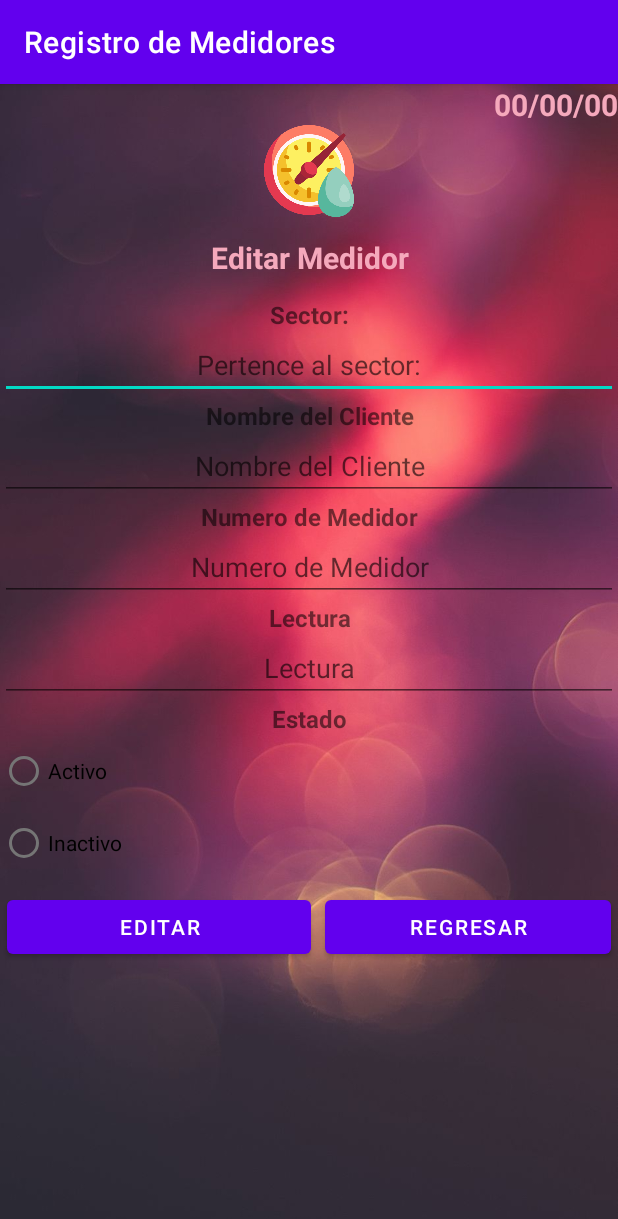
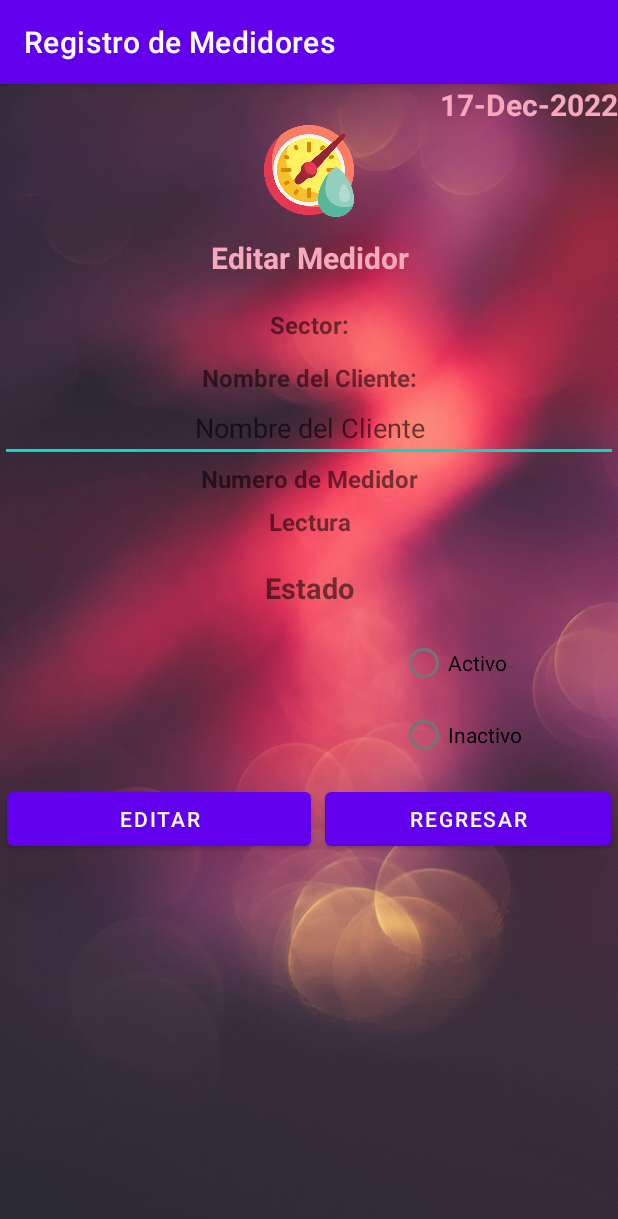
Before and after one commit to bernalqz/PCM_JZQ_BQZ, an Android app: the EditarMedidorActivity screen opened directly, with no data from a screen before it, on a phone screen of 412 x 824 dp. Shown: the top 1219 px of the screen. Run offline under Robolectric (Android 15) with nearby library versions, the light colour scheme and no system bars; libraries missing offline, so code that uses them is left out: io.realm; 1 statement that could not run was skipped.

Commit message:
Detalles pequenios

```diff
--- a/app/src/main/java/com/example/pcm_jzq_bqz/Clases/cMedidorServicio.java
+++ b/app/src/main/java/com/example/pcm_jzq_bqz/Clases/cMedidorServicio.java
@@ -109,7 +109,7 @@ public class cMedidorServicio {
         }
     }
     //----------------------------------------------------------------------------------------------
-    public boolean fn_ActualizarMedidor(int _CodigoMedidor, String _Nombre,int _Lectura, String _Estado )
+    public boolean fn_ActualizarMedidor(int _CodigoMedidor, String _Nombre, String _Estado )
     {
         try
         {
@@ -118,7 +118,6 @@ public class cMedidorServicio {
             {
                 mRealm.beginTransaction();
                 mMedidor.setNombreCliente(_Nombre);
-                mMedidor.setLectura(_Lectura);
                 mMedidor.setEstado(_Estado);
                 mRealm.commitTransaction();
                 return true;
--- a/app/src/main/java/com/example/pcm_jzq_bqz/Clases/cSectorServicio.java
+++ b/app/src/main/java/com/example/pcm_jzq_bqz/Clases/cSectorServicio.java
@@ -41,6 +41,8 @@ public class cSectorServicio {
         cSector mSector = mRealm.where(cSector.class).equalTo("CodigoSector",_Codigo).findFirst();
         return mSector;
     }
+
+
     //----------------------------------------------------------------------------------------------
     public boolean fn_AgregarSector(String _Nombre, String _Canton)
     {
--- a/app/src/main/java/com/example/pcm_jzq_bqz/EditarMedidorActivity.java
+++ b/app/src/main/java/com/example/pcm_jzq_bqz/EditarMedidorActivity.java
@@ -11,8 +11,13 @@ import android.widget.Toast;
 
 import com.example.pcm_jzq_bqz.Clases.cMedidor;
 import com.example.pcm_jzq_bqz.Clases.cMedidorServicio;
+import com.example.pcm_jzq_bqz.Clases.cSector;
+import com.example.pcm_jzq_bqz.Clases.cSectorServicio;
 
+import java.text.SimpleDateFormat;
 import java.util.Calendar;
+import java.util.Date;
+import java.util.Locale;
 
 import io.realm.Realm;
 
@@ -21,10 +26,14 @@ public class EditarMedidorActivity extends AppCompatActivity {
     //------------------------------------- VARIABLES GLOBALES -------------------------------------
     cMedidor mMedidor;
     cMedidorServicio mServicioMedidor = new cMedidorServicio(Realm.getDefaultInstance());
-    EditText mNombre, mNumeroMedidor, mLectura, mSector;
-    TextView mFecha;
+
+    //cSector moSector;
+    //cSectorServicio mServicioSector = new cSectorServicio(Realm.getDefaultInstance());
+
+    EditText mNombre;
+    TextView mFecha,mSector,mNumeroMedidor, mLectura, mNombreSector;
     String mEstado;
-    int Dia, Mes, Year, mCodigoMedidor;
+    int Dia, Mes, Year, mCodigoMedidor,sector;
     RadioButton mActivo, mInactivo;
     //----------------------------------------------------------------------------------------------
     @Override
@@ -33,12 +42,15 @@ public class EditarMedidorActivity extends AppCompatActivity {
         setContentView(R.layout.activity_editar_medidor);
 
         //
-        mSector = findViewById(R.id.txteMedidorSector);
+        mSector = findViewById(R.id.tvSectorMedidor);
+        //mNombreSector = findViewById(R.id.tvNombreSectorMedidor);
         mNombre = findViewById(R.id.txteMedidorDuenio);
-        mNumeroMedidor = findViewById(R.id.txteMedidorNumero);
-        mLectura = findViewById(R.id.txteMedidorLectura);
+        mNumeroMedidor = findViewById(R.id.tvNumeroMedidor);
+        mLectura = findViewById(R.id.tvLecturaMedidor);
         mActivo = findViewById(R.id.rbeMedidorActivo);
         mInactivo = findViewById(R.id.rbeMedidorInactivo);
+        mFecha = findViewById(R.id.tveFecha);
+        mFecha.setText(getFecha());
         LeerPutExtra();
         //
     }
@@ -60,10 +72,14 @@ public class EditarMedidorActivity extends AppCompatActivity {
             mCodigoMedidor = mBundle.getInt("CodigoMedidor", 0);
             mMedidor = mServicioMedidor.fn_BuscarMedidorPorCodigo(mCodigoMedidor);
             //Cargar Datos//
-            mNumeroMedidor.setText(Integer.toString(mMedidor.getCodigoMedidor()));
-            mSector.setText(Integer.toString(mMedidor.getCodigoSector()));
+
+            mSector.setText("Sector: "+mMedidor.getCodigoSector());
+
+            //moSector=mServicioSector.fn_BuscarSectorPorCodigo(mSector);
+            //mNombreSector.setText("Sector: "+moSector.getNombre().toString());
             mNombre.setText(mMedidor.getNombreCliente());
-            mLectura.setText(Integer.toString(mMedidor.getLectura()));
+            mNumeroMedidor.setText("Numero de Medidor: "+Integer.toString(mMedidor.getCodigoMedidor()));
+            mLectura.setText("Lectura Actual: "+Integer.toString(mMedidor.getLectura()));
             mEstado = mMedidor.getEstado().toString();
 
             if (mEstado.trim().equals("Activo")) {
@@ -79,8 +95,7 @@ public class EditarMedidorActivity extends AppCompatActivity {
     {
         try
         {
-            mServicioMedidor.fn_ActualizarMedidor(mCodigoMedidor,mNombre.getText().toString(),
-                    Integer.parseInt(mLectura.getText().toString()),mEstado);
+            mServicioMedidor.fn_ActualizarMedidor(mCodigoMedidor,mNombre.getText().toString(),mEstado);
             Toast.makeText(this, "Editado: ", Toast.LENGTH_SHORT).show();
         }
         catch (Exception e)
@@ -89,14 +104,12 @@ public class EditarMedidorActivity extends AppCompatActivity {
         }
     }
     //----------------------------------------------------------------------------------------------
-    public String fn_ObtenerFecha()
+    private String getFecha()
     {
-        Calendar mFecha = Calendar.getInstance();
-        Dia = mFecha.get(Calendar.DAY_OF_MONTH);
-        Mes = mFecha.get(Calendar.MONTH);
-        Year = mFecha.get(Calendar.YEAR);
-        String mDate = Mes + "/" + Dia + "/" + Year;
-        return mDate;
+        Date c = Calendar.getInstance().getTime();
+        SimpleDateFormat df = new SimpleDateFormat("dd-MMM-yyyy", Locale.getDefault());
+        String formattedDate = df.format(c);
+        return formattedDate.toString();
     }
     //----------------------------------------------------------------------------------------------
 //--------------------------------------------------------------------------------------------------
--- a/app/src/main/res/layout/activity_editar_medidor.xml
+++ b/app/src/main/res/layout/activity_editar_medidor.xml
@@ -50,9 +50,10 @@
             tools:layout_editor_absoluteY="118dp" />
 
         <TextView
-            android:id="@+id/texteView6"
+            android:id="@+id/tvSectorMedidor"
             android:layout_width="match_parent"
             android:layout_height="wrap_content"
+            android:layout_marginVertical="10px"
             android:text="Sector:"
             android:textAlignment="center"
             android:textSize="16sp"
@@ -60,22 +61,12 @@
             tools:layout_editor_absoluteX="160dp"
             tools:layout_editor_absoluteY="161dp" />
 
-        <EditText
-            android:id="@+id/txteMedidorSector"
+        <TextView
+            android:id="@+id/tvNombreCliente"
             android:layout_width="match_parent"
             android:layout_height="wrap_content"
-            android:ems="10"
-            android:hint="Pertence al sector:"
-            android:inputType="textPersonName"
-            android:textAlignment="center"
-            tools:layout_editor_absoluteX="83dp"
-            tools:layout_editor_absoluteY="198dp" />
-
-        <TextView
-            android:id="@+id/texteView8"
-            android:layout_width="match_parent"
-            android:layout_height="wrap_content"
-            android:text="Nombre del Cliente"
+            android:layout_marginTop="10px"
+            android:text="Nombre del Cliente:"
             android:textAlignment="center"
             android:textSize="16sp"
             android:textStyle="bold"
@@ -94,7 +85,7 @@
             tools:layout_editor_absoluteY="312dp" />
 
         <TextView
-            android:id="@+id/texteView2"
+            android:id="@+id/tvNumeroMedidor"
             android:layout_width="match_parent"
             android:layout_height="wrap_content"
             android:text="Numero de Medidor"
@@ -104,21 +95,11 @@
             tools:layout_editor_absoluteX="160dp"
             tools:layout_editor_absoluteY="161dp" />
 
-        <EditText
-            android:id="@+id/txteMedidorNumero"
+        <TextView
+            android:id="@+id/tvLecturaMedidor"
             android:layout_width="match_parent"
             android:layout_height="wrap_content"
-            android:ems="10"
-            android:hint="Numero de Medidor"
-            android:inputType="textPersonName"
-            android:textAlignment="center"
-            tools:layout_editor_absoluteX="100dp"
-            tools:layout_editor_absoluteY="312dp" />
-
-        <TextView
-            android:id="@+id/texteView"
-            android:layout_width="match_parent"
-            android:layout_height="wrap_content"
+            android:layout_marginVertical="10px"
             android:text="Lectura"
             android:textAlignment="center"
             android:textSize="16sp"
@@ -126,31 +107,23 @@
             tools:layout_editor_absoluteX="160dp"
             tools:layout_editor_absoluteY="161dp" />
 
-        <EditText
-            android:id="@+id/txteMedidorLectura"
-            android:layout_width="match_parent"
-            android:layout_height="wrap_content"
-            android:ems="10"
-            android:hint="Lectura"
-            android:inputType="textPersonName"
-            android:textAlignment="center"
-            tools:layout_editor_absoluteX="100dp"
-            tools:layout_editor_absoluteY="312dp" />
-
         <TextView
             android:id="@+id/texteView11"
             android:layout_width="match_parent"
             android:layout_height="wrap_content"
+            android:layout_marginVertical="20px"
             android:text="Estado"
             android:textAlignment="center"
-            android:textSize="16sp"
+            android:textSize="19sp"
             android:textStyle="bold"
             tools:layout_editor_absoluteX="160dp"
             tools:layout_editor_absoluteY="161dp" />
 
         <RadioGroup
-            android:layout_width="match_parent"
-            android:layout_height="104dp">
+            android:layout_width="400px"
+            android:layout_height="104dp"
+            android:layout_marginLeft="400px"
+            android:textAlignment="center">
 
             <RadioButton
                 android:id="@+id/rbeMedidorActivo"
--- a/app/src/main/res/layout/activity_main.xml
+++ b/app/src/main/res/layout/activity_main.xml
@@ -4,7 +4,7 @@
     xmlns:tools="http://schemas.android.com/tools"
     android:layout_width="match_parent"
     android:layout_height="match_parent"
-    android:background="@drawable/mainactivity_background"
+    android:background="@drawable/nuevo_medidor_background"
     tools:context=".MainActivity">
 
     <TextView
```
Also changed, not shown: app/src/main/java/com/example/pcm_jzq_bqz/LecturasActivity.java (+10 -0 lines), app/src/main/java/com/example/pcm_jzq_bqz/NuevoMedidorActivity.java (+7 -12 lines), app/src/main/res/layout/activity_nuevo_medidor.xml (+8 -8 lines).
